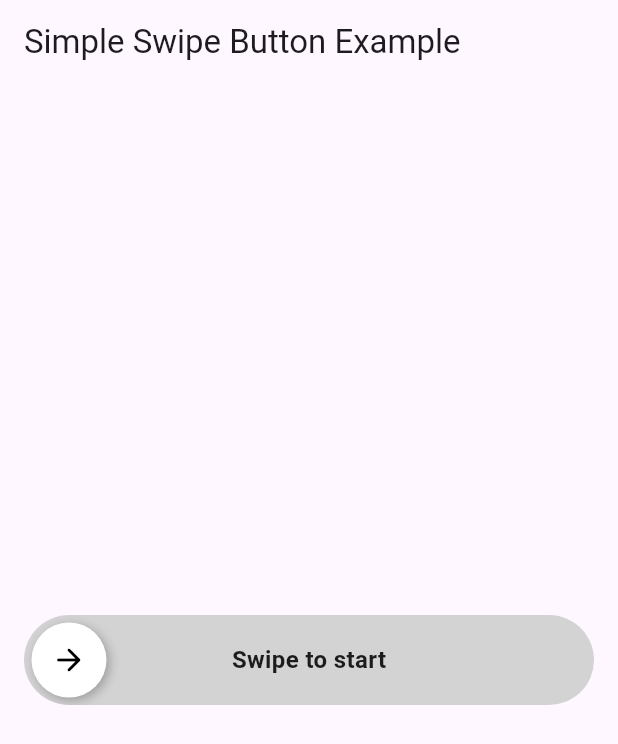
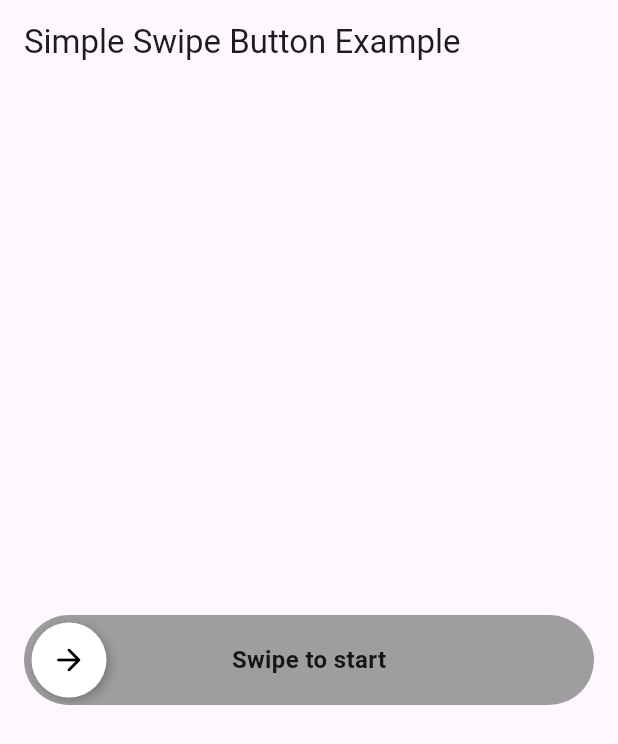
Before and after one commit to ziagit/simple_swipe_button, a Flutter app: the screen it shows after launch, on a phone screen of 412 x 824 dp. Shown: the top 744 px of the screen. Run offline on Flutter 3.47's test engine with Material 3 defaults, Android fonts, the phone set to English and light mode, and no system bars.

Commit message:
Dynamic text colors added

```diff
--- a/example/lib/main.dart
+++ b/example/lib/main.dart
@@ -17,6 +17,10 @@ class MyApp extends StatelessWidget {
           child: Padding(
             padding: const EdgeInsets.all(16.0),
             child: SimpleSwipeButton(
+              intialTextColor: Colors.black87,
+              swipedTextColor: Colors.black87,
+              backgroundColor: Colors.grey,
+              swipedBackgroundColor: Colors.green,
               initialText: "Swipe to start",
               completedText: "Completed",
               onSwipeComplete: () {
```
